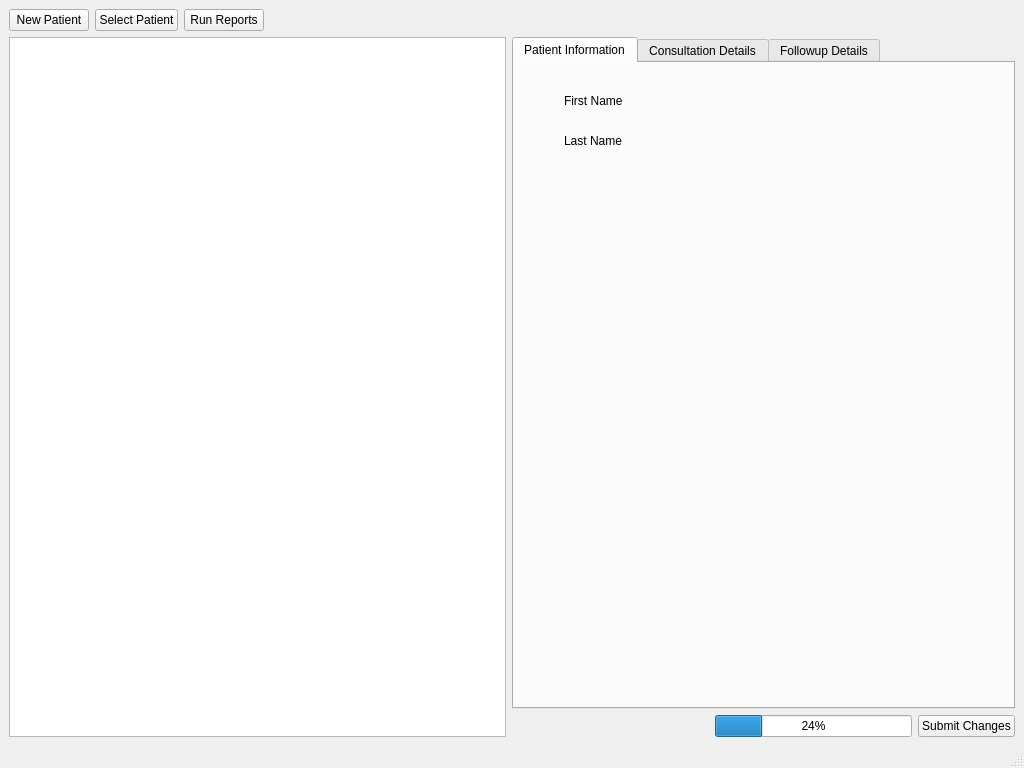
The window that CuCare/mainwindow.ui (svershin/cuCare) describes before a commit, drawn with Qt 5.
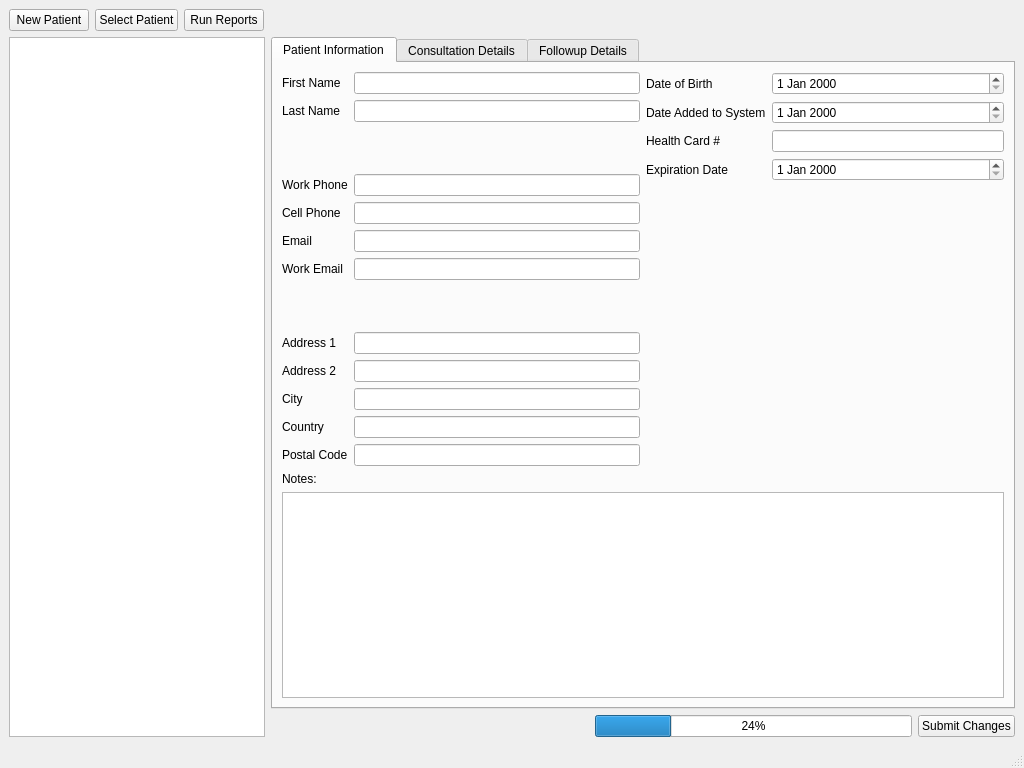
The same window after the commit.

Commit message: Finished Patient info display

```diff
--- a/CuCare/mainwindow.ui
+++ b/CuCare/mainwindow.ui
@@ -21,60 +21,6 @@
   </property>
   <widget class="QWidget" name="centralwidget">
    <layout class="QGridLayout" name="gridLayout">
-    <item row="1" column="0" rowspan="2">
-     <widget class="QTreeView" name="treeView"/>
-    </item>
-    <item row="1" column="1" colspan="2">
-     <widget class="QTabWidget" name="tabWidget">
-      <property name="tabShape">
-       <enum>QTabWidget::Rounded</enum>
-      </property>
-      <property name="currentIndex">
-       <number>0</number>
-      </property>
-      <widget class="QWidget" name="PatientInfoTab">
-       <attribute name="title">
-        <string>Patient Information</string>
-       </attribute>
-       <widget class="QLabel" name="FirstNameLabel">
-        <property name="geometry">
-         <rect>
-          <x>50</x>
-          <y>30</y>
-          <width>71</width>
-          <height>16</height>
-         </rect>
-        </property>
-        <property name="text">
-         <string>First Name</string>
-        </property>
-       </widget>
-       <widget class="QLabel" name="LastNameLabel">
-        <property name="geometry">
-         <rect>
-          <x>50</x>
-          <y>70</y>
-          <width>71</width>
-          <height>16</height>
-         </rect>
-        </property>
-        <property name="text">
-         <string>Last Name</string>
-        </property>
-       </widget>
-      </widget>
-      <widget class="QWidget" name="ConsultInfoTab">
-       <attribute name="title">
-        <string>Consultation Details</string>
-       </attribute>
-      </widget>
-      <widget class="QWidget" name="FollowupInfoTab">
-       <attribute name="title">
-        <string>Followup Details</string>
-       </attribute>
-      </widget>
-     </widget>
-    </item>
     <item row="2" column="2">
      <layout class="QHBoxLayout" name="horizontalLayout">
       <item>
@@ -106,6 +52,16 @@
       </item>
      </layout>
     </item>
+    <item row="1" column="0" rowspan="2">
+     <widget class="QTreeView" name="treeView">
+      <property name="sizePolicy">
+       <sizepolicy hsizetype="Minimum" vsizetype="Expanding">
+        <horstretch>0</horstretch>
+        <verstretch>0</verstretch>
+       </sizepolicy>
+      </property>
+     </widget>
+    </item>
     <item row="0" column="0" colspan="3">
      <layout class="QHBoxLayout" name="MainButtonsHorizontalLayout">
       <item>
@@ -144,6 +100,243 @@
       </item>
      </layout>
     </item>
+    <item row="1" column="1" colspan="2">
+     <widget class="QTabWidget" name="DisplayTabsWidget">
+      <property name="tabShape">
+       <enum>QTabWidget::Rounded</enum>
+      </property>
+      <property name="currentIndex">
+       <number>0</number>
+      </property>
+      <widget class="QWidget" name="PatientInfoTab">
+       <attribute name="title">
+        <string>Patient Information</string>
+       </attribute>
+       <layout class="QGridLayout" name="gridLayout_3">
+        <item row="0" column="0" rowspan="2">
+         <layout class="QFormLayout" name="formLayout_2">
+          <property name="fieldGrowthPolicy">
+           <enum>QFormLayout::AllNonFixedFieldsGrow</enum>
+          </property>
+          <item row="0" column="0">
+           <widget class="QLabel" name="FirstNameLabel">
+            <property name="text">
+             <string>First Name</string>
+            </property>
+           </widget>
+          </item>
+          <item row="0" column="1">
+           <widget class="QLineEdit" name="FirstNameLineEdit"/>
+          </item>
+          <item row="1" column="0">
+           <widget class="QLabel" name="LastNameLabel">
+            <property name="text">
+             <string>Last Name</string>
+            </property>
+           </widget>
+          </item>
+          <item row="1" column="1">
+           <widget class="QLineEdit" name="LastNameLineEdit"/>
+          </item>
+          <item row="3" column="0">
+           <widget class="QLabel" name="WorkPhoneLabel">
+            <property name="text">
+             <string>Work Phone</string>
+            </property>
+           </widget>
+          </item>
+          <item row="3" column="1">
+           <widget class="QLineEdit" name="WorkPhoneLineEdit"/>
+          </item>
+          <item row="4" column="0">
+           <widget class="QLabel" name="CellPhoneLabel">
+            <property name="text">
+             <string>Cell Phone</string>
+            </property>
+           </widget>
+          </item>
+          <item row="4" column="1">
+           <widget class="QLineEdit" name="CellPhoneLineEdit"/>
+          </item>
+          <item row="5" column="0">
+           <widget class="QLabel" name="EmailLabel">
+            <property name="text">
+             <string>Email</string>
+            </property>
+           </widget>
+          </item>
+          <item row="5" column="1">
+           <widget class="QLineEdit" name="EmailLineEdit"/>
+          </item>
+          <item row="6" column="0">
+           <widget class="QLabel" name="WorkEmailLabel">
+            <property name="text">
+             <string>Work Email</string>
+            </property>
+           </widget>
+          </item>
+          <item row="6" column="1">
+           <widget class="QLineEdit" name="WorkEmailLineEdit"/>
+          </item>
+          <item row="8" column="0">
+           <widget class="QLabel" name="Address1Label">
+            <property name="text">
+             <string>Address 1</string>
+            </property>
+           </widget>
+          </item>
+          <item row="8" column="1">
+           <widget class="QLineEdit" name="Address1LineEdit"/>
+          </item>
+          <item row="9" column="0">
+           <widget class="QLabel" name="Address2Label">
+            <property name="text">
+             <string>Address 2</string>
+            </property>
+           </widget>
+          </item>
+          <item row="9" column="1">
+           <widget class="QLineEdit" name="Address2LineEdit"/>
+          </item>
+          <item row="10" column="0">
+           <widget class="QLabel" name="CityLabel">
+            <property name="text">
+             <string>City</string>
+            </property>
+           </widget>
+          </item>
+          <item row="10" column="1">
+           <widget class="QLineEdit" name="CityLineEdit"/>
+          </item>
+          <item row="11" column="0">
+           <widget class="QLabel" name="CountryLabel">
+            <property name="text">
+             <string>Country</string>
+            </property>
+           </widget>
+          </item>
+          <item row="11" column="1">
+           <widget class="QLineEdit" name="CountryLineEdit"/>
+          </item>
+          <item row="12" column="0">
+           <widget class="QLabel" name="PostalCodeLabel">
+            <property name="text">
+             <string>Postal Code</string>
+            </property>
+           </widget>
+          </item>
+          <item row="12" column="1">
+           <widget class="QLineEdit" name="PostalCodeLineEdit"/>
+          </item>
+          <item row="2" column="1">
+           <spacer name="verticalSpacer_2">
+            <property name="orientation">
+             <enum>Qt::Vertical</enum>
+            </property>
+            <property name="sizeHint" stdset="0">
+             <size>
+              <width>20</width>
+              <height>40</height>
+             </size>
+            </property>
+           </spacer>
+          </item>
+          <item row="7" column="1">
+           <spacer name="verticalSpacer_3">
+            <property name="orientation">
+             <enum>Qt::Vertical</enum>
+            </property>
+            <property name="sizeHint" stdset="0">
+             <size>
+              <width>20</width>
+              <height>40</height>
+             </size>
+            </property>
+           </spacer>
+          </item>
+         </layout>
+        </item>
+        <item row="0" column="1">
+         <layout class="QGridLayout" name="gridLayout_2">
+          <item row="0" column="0">
+           <widget class="QLabel" name="DOBLabel">
+            <property name="text">
+             <string>Date of Birth</string>
+            </property>
+           </widget>
+          </item>
+          <item row="0" column="1">
+           <widget class="QDateEdit" name="DOBDateEdit"/>
+          </item>
+          <item row="1" column="0">
+           <widget class="QLabel" name="DateAddedLabel">
+            <property name="text">
+             <string>Date Added to System</string>
+            </property>
+           </widget>
+          </item>
+          <item row="1" column="1">
+           <widget class="QDateEdit" name="DateAddedDateEdit"/>
+          </item>
+          <item row="2" column="0">
+           <widget class="QLabel" name="CardNumberLabel">
+            <property name="text">
+             <string>Health Card #</string>
+            </property>
+           </widget>
+          </item>
+          <item row="2" column="1">
+           <widget class="QLineEdit" name="CardNumberLineEdit"/>
+          </item>
+          <item row="3" column="0">
+           <widget class="QLabel" name="CardExpirationLabel">
+            <property name="text">
+             <string>Expiration Date</string>
+            </property>
+           </widget>
+          </item>
+          <item row="3" column="1">
+           <widget class="QDateEdit" name="CardExpirationDateEdit"/>
+          </item>
+         </layout>
+        </item>
+        <item row="1" column="1">
+         <spacer name="verticalSpacer">
+          <property name="orientation">
+           <enum>Qt::Vertical</enum>
+          </property>
+          <property name="sizeHint" stdset="0">
+           <size>
+            <width>20</width>
+            <height>269</height>
+           </size>
+          </property>
+         </spacer>
+        </item>
+        <item row="2" column="0">
+         <widget class="QLabel" name="NotesLabel">
+          <property name="text">
+           <string>Notes:</string>
+          </property>
+         </widget>
+        </item>
+        <item row="3" column="0" colspan="2">
+         <widget class="QTextEdit" name="NotesTextEdit"/>
+        </item>
+       </layout>
+      </widget>
+      <widget class="QWidget" name="ConsultInfoTab">
+       <attribute name="title">
+        <string>Consultation Details</string>
+       </attribute>
+      </widget>
+      <widget class="QWidget" name="FollowupInfoTab">
+       <attribute name="title">
+        <string>Followup Details</string>
+       </attribute>
+      </widget>
+     </widget>
+    </item>
    </layout>
   </widget>
   <widget class="QMenuBar" name="menubar">
```
Left out of the diff: 2 changed lines with no effect on the pictures. The commit also changes 2 other files.
